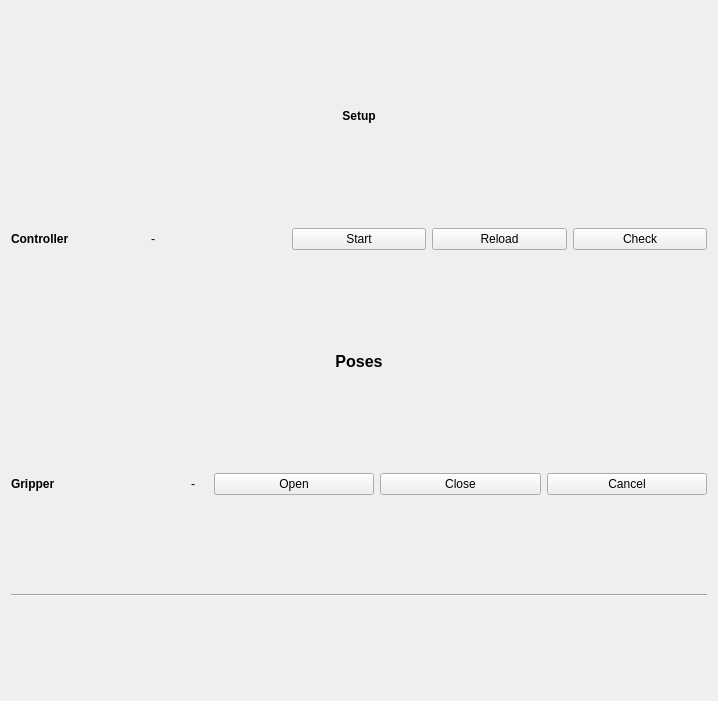
Old version of the form test_gui/src/ta11_tiago/ta11_tiago.ui in the repository llach/ta11_sensor_tools.
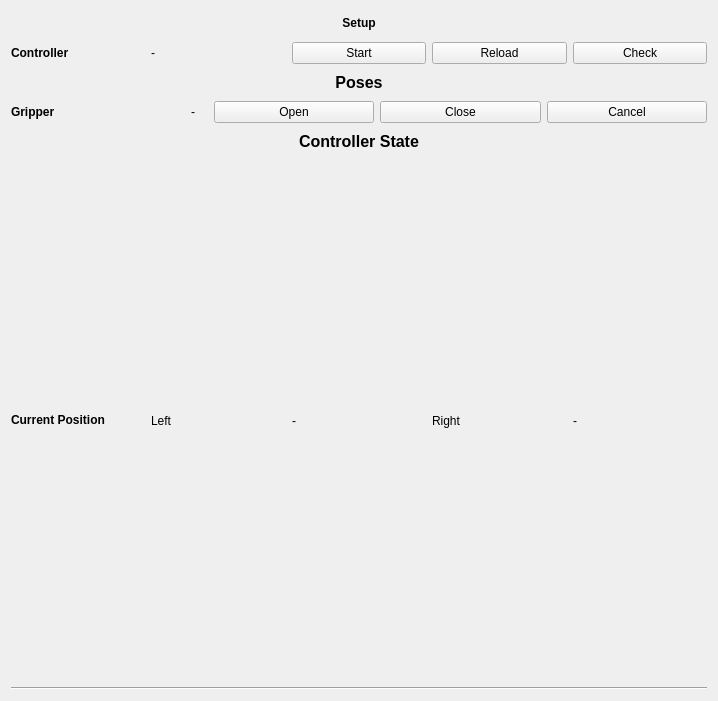
New version of the form.

Commit message: controller: respect goal state; test_gui: show current position

What changed in the file:
```diff
--- a/test_gui/src/ta11_tiago/ta11_tiago.ui
+++ b/test_gui/src/ta11_tiago/ta11_tiago.ui
@@ -151,6 +151,61 @@
      </item>
     </layout>
    </item>
+   <item>
+    <widget class="QLabel" name="lbl_ctrl">
+     <property name="maximumSize">
+      <size>
+       <width>16777215</width>
+       <height>25</height>
+      </size>
+     </property>
+     <property name="text">
+      <string>&lt;html&gt;&lt;head/&gt;&lt;body&gt;&lt;p&gt;&lt;span style=&quot; font-size:12pt; font-weight:600;&quot;&gt;Controller State&lt;/span&gt;&lt;/p&gt;&lt;/body&gt;&lt;/html&gt;</string>
+     </property>
+     <property name="alignment">
+      <set>Qt::AlignCenter</set>
+     </property>
+    </widget>
+   </item>
+   <item>
+    <layout class="QHBoxLayout" name="horizontalLayout_2">
+     <item>
+      <widget class="QLabel" name="label_10">
+       <property name="text">
+        <string>&lt;html&gt;&lt;head/&gt;&lt;body&gt;&lt;p&gt;&lt;span style=&quot; font-weight:600;&quot;&gt;Current Position&lt;/span&gt;&lt;/p&gt;&lt;/body&gt;&lt;/html&gt;</string>
+       </property>
+      </widget>
+     </item>
+     <item>
+      <widget class="QLabel" name="label_8">
+       <property name="text">
+        <string>Left</string>
+       </property>
+      </widget>
+     </item>
+     <item>
+      <widget class="QLabel" name="lbl_l_pos">
+       <property name="text">
+        <string>-</string>
+       </property>
+      </widget>
+     </item>
+     <item>
+      <widget class="QLabel" name="label_4">
+       <property name="text">
+        <string>Right</string>
+       </property>
+      </widget>
+     </item>
+     <item>
+      <widget class="QLabel" name="lbl_r_pos">
+       <property name="text">
+        <string>-</string>
+       </property>
+      </widget>
+     </item>
+    </layout>
+   </item>
    <item>
     <widget class="Line" name="line">
      <property name="orientation">
```
The commit also changes 8 other files.
